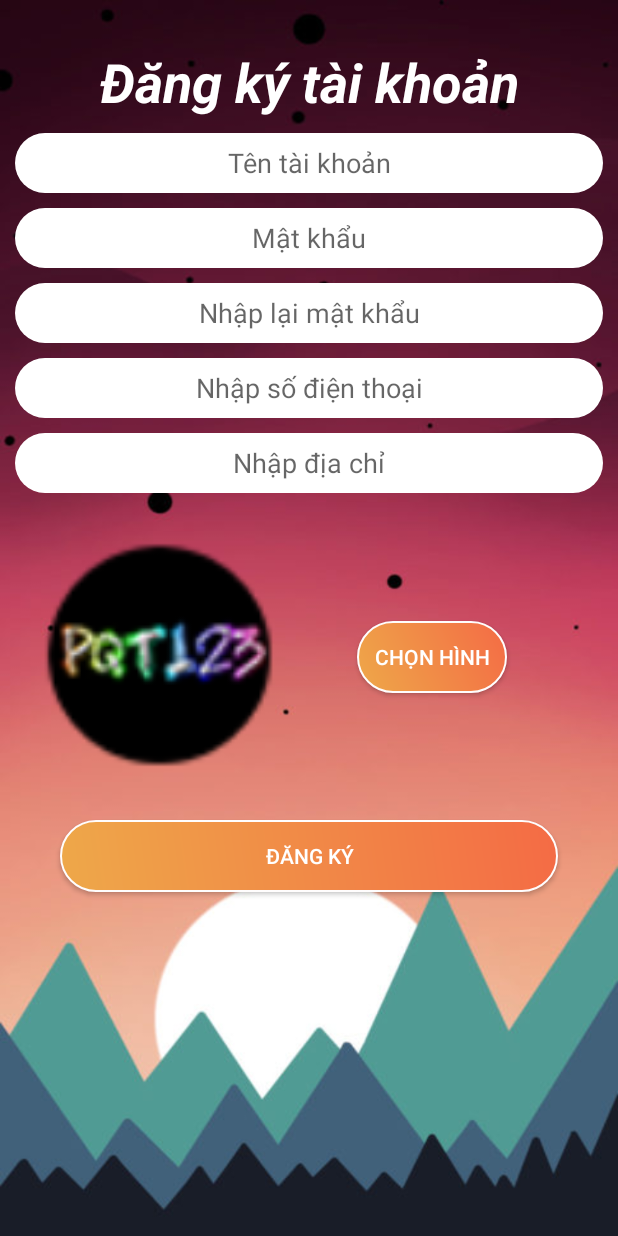
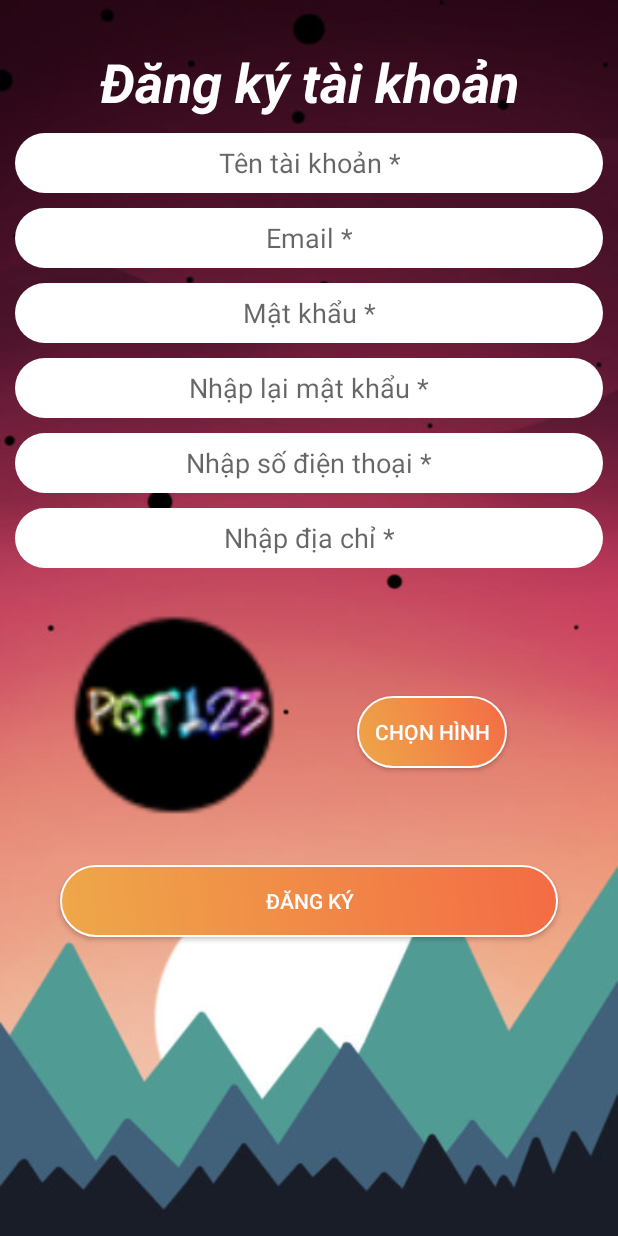
Before and after one commit to HoangNam3202/DuAn1, an Android app: the screen it shows after launch (DangKiActivity), on a phone screen of 412 x 824 dp. Run offline under Robolectric (Android 15) with nearby library versions, the phone set to English and light mode, and no system bars.

Commit message:
takhoan lần 2

```diff
--- a/app/src/main/java/com/example/tinnhn/taikhoan/DangKiActivity.java
+++ b/app/src/main/java/com/example/tinnhn/taikhoan/DangKiActivity.java
@@ -6,14 +6,24 @@ import android.os.Bundle;
 import android.view.View;
 import android.widget.Button;
 import android.widget.EditText;
+import android.widget.ImageView;
 import android.widget.Toast;
 
 import androidx.appcompat.app.AppCompatActivity;
 
 import com.example.tinnhn.R;
+import com.google.android.material.textfield.TextInputEditText;
+import com.google.android.material.textfield.TextInputLayout;
+
+import java.io.File;
+import java.util.ArrayList;
 
 public class DangKiActivity extends AppCompatActivity {
-
+    TextInputLayout tilTenTaiKhoan, tilEmail, tilMatKhau, tilNhapLaiMatKhau, tilSoDienThoai, tilDiaChi;
+    TextInputEditText edtTenTaiKhoan, edtEmail, edtMatKhau, edtNhapLaiMatKhau, edtSoDienThoai, edtDiaChi;
+    ImageView ivHinhDaiDien;
+    Button btnChonHinhDaiDien, btnDangKy;
+    public static ArrayList<TaiKhoan> taiKhoanArrayList;
 
     @Override
     protected void onCreate(Bundle savedInstanceState) {
@@ -24,8 +34,51 @@ public class DangKiActivity extends AppCompatActivity {
     }
 
     private void DangKy() {
+        tilTenTaiKhoan = findViewById(R.id.tilTenTaiKhoan);
+        tilEmail = findViewById(R.id.tilEmail);
+        tilMatKhau = findViewById(R.id.tilMatKhau);
+        tilNhapLaiMatKhau = findViewById(R.id.tilNhapLaiMatKhau);
+        tilSoDienThoai = findViewById(R.id.tilSoDienThoai);
+        tilDiaChi = findViewById(R.id.tilDiaChi);
+        edtTenTaiKhoan = findViewById(R.id.edtTenTaiKhoan);
+        edtEmail = findViewById(R.id.edtEmail);
+        edtMatKhau = findViewById(R.id.edtMatKhau);
+        edtNhapLaiMatKhau = findViewById(R.id.edtNhapLaiMatKhau);
+        edtSoDienThoai = findViewById(R.id.edtSoDienThoai);
+        edtDiaChi = findViewById(R.id.edtDiaChi);
+        btnDangKy = findViewById(R.id.btnDangKy);
+        taiKhoanArrayList = new ArrayList<>();
+        btnDangKy.setOnClickListener(new View.OnClickListener() {
+            @Override
+            public void onClick(View v) {
+                String tenTaiKhoan, email, matKhau, nhapLaiMatKhau, soDienThoai, diaChi;
+                tenTaiKhoan = edtTenTaiKhoan.getText().toString().trim();
+                email = edtEmail.getText().toString().trim();
+                matKhau = edtMatKhau.getText().toString().trim();
+                nhapLaiMatKhau = edtNhapLaiMatKhau.getText().toString().trim();
+                soDienThoai = edtSoDienThoai.getText().toString().trim();
+                diaChi = edtDiaChi.getText().toString().trim();
+                boolean kiemTraMatKhau = matKhau.equals(nhapLaiMatKhau);
+                if (kiemTraMatKhau && matKhau.length() > 0) {
+                    taiKhoanArrayList.add(new TaiKhoan(RandomString(9), tenTaiKhoan, email, matKhau, soDienThoai, diaChi, 0));
+                } else {
+                    Toast.makeText(DangKiActivity.this, "Mật khẩu không khớp", Toast.LENGTH_SHORT).show();
+                }
+            }
+        });
+    }
 
+    public int RandomString(int n) {
+//        String AlphaNumericString = "ABCDEFGHIJKLMNOPQRSTUVWXYZabcdefghijklmnopqrstuvxyz0123456789";
+        String AlphaNumericString = "0123456789";
+        StringBuilder sb = new StringBuilder(n);
+        for (int i = 0; i < n; i++) {
+            int index = (int) (AlphaNumericString.length() * Math.random());
+            sb.append(AlphaNumericString.charAt(index));
+        }
+        return Integer.parseInt(sb.toString());
     }
+
 }
 //    DatabaseHelper databasehelper;
 //
--- a/app/src/main/res/layout/activity_dang_ki.xml
+++ b/app/src/main/res/layout/activity_dang_ki.xml
@@ -35,19 +35,43 @@
             android:background="@drawable/edt_bg"
             android:drawableTint="#2196F3"
             android:gravity="center"
-            android:hint="Tên tài khoản"
-            android:inputType="textPassword"
+            android:hint="Tên tài khoản *"
+            android:inputType="text"
             android:lines="1"
             android:maxLines="1" />
 
     </com.google.android.material.textfield.TextInputLayout>
+    <com.google.android.material.textfield.TextInputLayout
+        android:id="@+id/tilEmail"
+        android:layout_width="match_parent"
+        android:layout_height="wrap_content"
+        android:layout_below="@+id/tilTenTaiKhoan"
+        android:layout_marginTop="10dp"
+        app:hintEnabled="false">
+
+        <com.google.android.material.textfield.TextInputEditText
+            android:id="@+id/edtEmail"
+            android:layout_width="match_parent"
+            android:layout_height="40dp"
+            android:layout_marginLeft="10dp"
+            android:layout_marginRight="10dp"
+            android:background="@drawable/edt_bg"
+            android:drawableTint="#2196F3"
+            android:gravity="center"
+            android:hint="Email *"
+            android:inputType="text"
+            android:lines="1"
+            android:maxLines="1" />
+
+    </com.google.android.material.textfield.TextInputLayout>
+
 
     <com.google.android.material.textfield.TextInputLayout
 
         android:id="@+id/tilMatKhau"
         android:layout_width="match_parent"
         android:layout_height="wrap_content"
-        android:layout_below="@+id/tilTenTaiKhoan"
+        android:layout_below="@+id/tilEmail"
         android:layout_marginTop="10dp"
         app:hintEnabled="false">
 
@@ -60,7 +84,7 @@
             android:background="@drawable/edt_bg"
             android:drawableTint="#2196F3"
             android:gravity="center"
-            android:hint="Mật khẩu"
+            android:hint="Mật khẩu *"
             android:inputType="textPassword"
             android:lines="1"
             android:maxLines="1" />
@@ -84,7 +108,7 @@
             android:background="@drawable/edt_bg"
             android:drawableTint="#2196F3"
             android:gravity="center"
-            android:hint="Nhập lại mật khẩu"
+            android:hint="Nhập lại mật khẩu *"
             android:inputType="textPassword"
             android:lines="1"
             android:maxLines="1" />
@@ -108,8 +132,8 @@
             android:background="@drawable/edt_bg"
             android:drawableTint="#2196F3"
             android:gravity="center"
-            android:hint="Nhập số điện thoại"
-            android:inputType="textPassword"
+            android:hint="Nhập số điện thoại *"
+            android:inputType="text"
             android:lines="1"
             android:maxLines="1" />
     </com.google.android.material.textfield.TextInputLayout>
@@ -132,16 +156,16 @@
             android:background="@drawable/edt_bg"
             android:drawableTint="#2196F3"
             android:gravity="center"
-            android:hint="Nhập địa chỉ"
-            android:inputType="textPassword"
+            android:hint="Nhập địa chỉ *"
+            android:inputType="text"
             android:lines="1"
             android:maxLines="1" />
     </com.google.android.material.textfield.TextInputLayout>
 
     <ImageView
         android:id="@+id/ivHinhDaiDien"
-        android:layout_width="180dp"
-        android:layout_height="180dp"
+        android:layout_width="160dp"
+        android:layout_height="160dp"
         android:layout_below="@+id/tilDiaChi"
         android:layout_alignParentEnd="true"
         android:layout_alignParentRight="true"
```
Also changed, not shown: app/src/main/AndroidManifest.xml (+1 -7 lines), app/src/main/java/com/example/tinnhn/taikhoan/LoginActivity.java (+21 -28 lines), app/src/main/java/com/example/tinnhn/taikhoan/TaiKhoan.java (+14 -4 lines).
